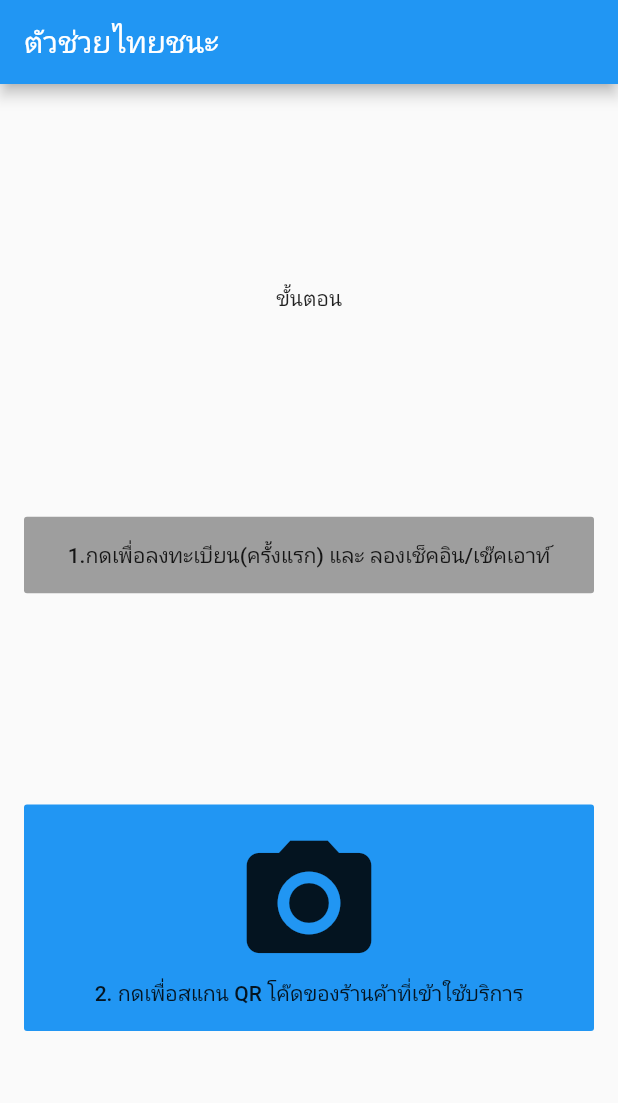
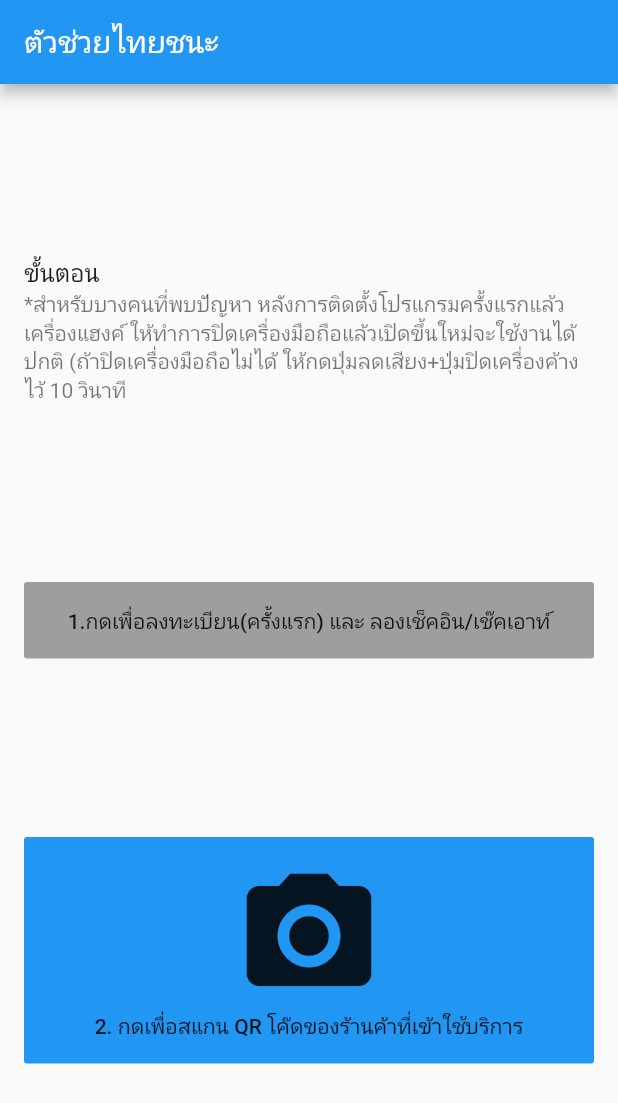
Before and after one commit to chartchuo/thaichana_helper, a Flutter app: the screen it shows after launch, on a phone screen of 412 x 824 dp. Shown: the top 1103 px of the screen. Run offline on Flutter 3.47's test engine with Material 2 defaults, Android fonts, the phone set to English and light mode, and no system bars; our stand-ins replace permission_handler, webview_flutter; missing offline and left inert: flutter_qr_reader.

Commit message:
update uui

```diff
--- a/lib/main.dart
+++ b/lib/main.dart
@@ -55,7 +55,11 @@ class HomePage extends StatelessWidget {
         child: Column(
           mainAxisAlignment: MainAxisAlignment.spaceEvenly,
           children: <Widget>[
-            Text("ขั้นตอน"),
+            ListTile(
+              title: Text("ขั้นตอน"),
+              subtitle: Text(
+                  '*สำหรับบางคนที่พบปัญหา หลังการติดตั้งโปรแกรมครั้งแรกแล้วเครื่องแฮงค์ ให้ทำการปิดเครื่องมือถือแล้วเปิดขึ้นใหม่จะใช้งานได้ปกติ (ถ้าปิดเครื่องมือถือไม่ได้ ให้กดปุ่มลดเสียง+ปุ่มปิดเครื่องค้างไว้ 10 วินาที'),
+            ),
             ListTile(
               title: FlatButton(
                 padding: EdgeInsets.all(16),
--- a/pubspec.yaml
+++ b/pubspec.yaml
@@ -3,7 +3,7 @@ description: Thai chana helper application.
 
 publish_to: 'none'
 
-version: 1.0.6+6
+version: 1.0.7+7
 
 environment:
   sdk: ">=2.7.0 <3.0.0"
```
